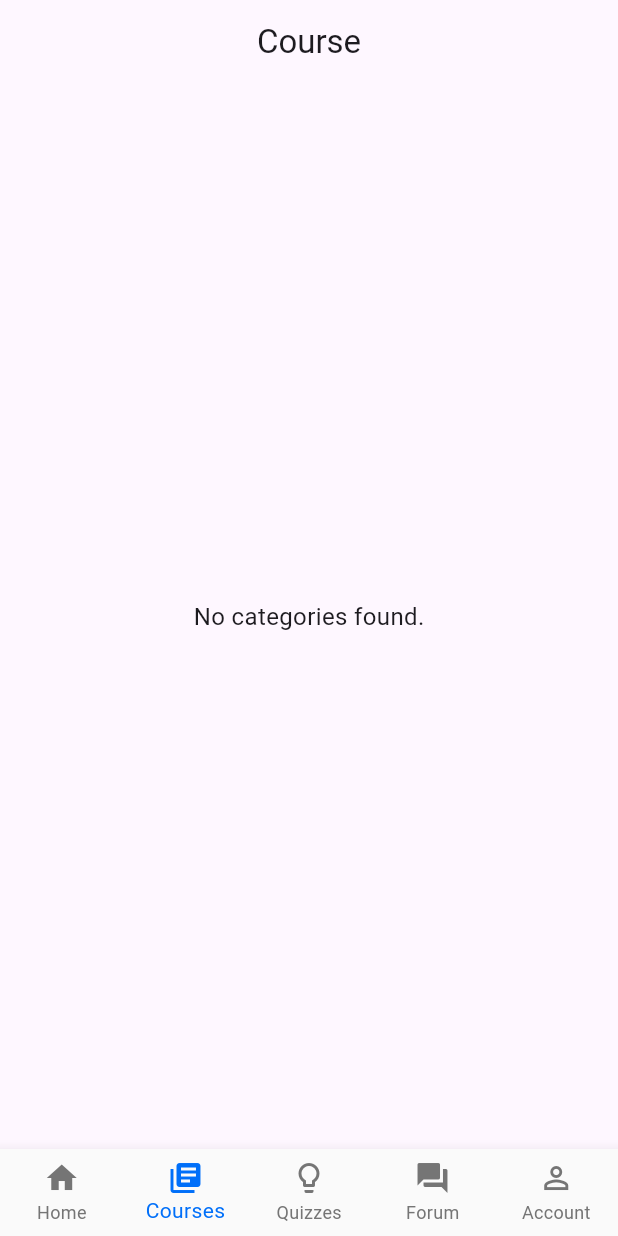
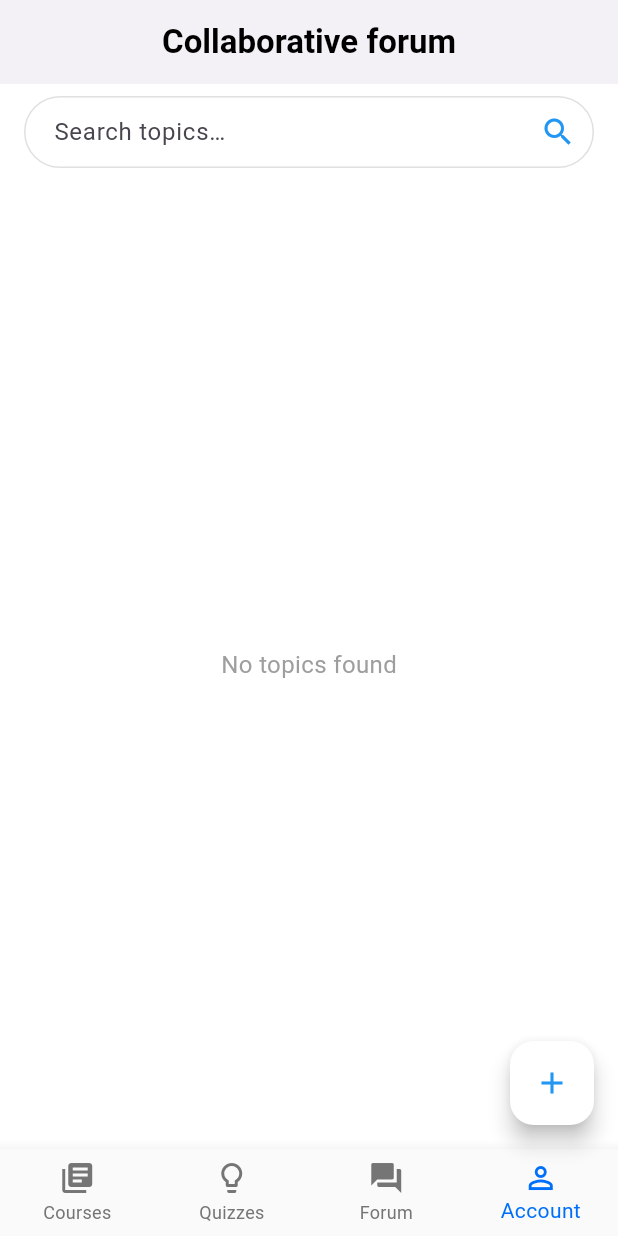
Before and after one commit to Sherlock1854/AcademicHub, a Flutter app: the screen it shows once a user with an empty profile is signed in, item 4 of the bottom bar chosen, on a phone screen of 412 x 824 dp. Run offline on Flutter 3.47's test engine with Material 3 defaults, Android fonts, the phone set to English and light mode, and no system bars; our stand-ins replace cloud_firestore, cloud_functions, firebase_auth, firebase_core, firebase_messaging, firebase_storage and 4 more; accounts and stored records are empty; network calls fail.

Commit message:
Done integration but the main.dart got affect cant display

```diff
--- a/lib/bottom_nav.dart
+++ b/lib/bottom_nav.dart
@@ -8,8 +8,6 @@ import 'package:academichub/admin/views/quiz_list_page.dart';
 import 'package:academichub/admin/views/forum_management.dart';
 
 // Import your real pages here
-import 'dashboard/views/course_page.dart';
-import 'accounts/views/accounts_page.dart';
 import 'forum/views/topic_list_screen.dart';
 
 const Color functionBlue = Color(0xFF006FF9);
@@ -38,7 +36,7 @@ class AppNavigationBar extends StatelessWidget {
       const DashboardPage(),
       const CourseCategoryPage(),
       const QuizzesPageScreen(),
-      const CourseCategoryPage(), // Forum placeholder
+      const TopicListScreen(), // Forum placeholder
       const UserSettingsPage(),
     ];
 
--- a/lib/forum/views/topic_list_screen.dart
+++ b/lib/forum/views/topic_list_screen.dart
@@ -45,7 +45,6 @@ class _TopicListScreenState extends State<TopicListScreen> {
           style: TextStyle(fontWeight: FontWeight.bold),
         ),
       ),
-
       body: Column(
         children: [
           // ── Search Bar ─────────────────────────────────────────
@@ -82,7 +81,6 @@ class _TopicListScreenState extends State<TopicListScreen> {
               ),
             ),
           ),
-
           // ── Topic List ─────────────────────────────────────────
           Expanded(
             child: StreamBuilder<List<ForumTopic>>(
@@ -98,8 +96,10 @@ class _TopicListScreenState extends State<TopicListScreen> {
                 final allTopics = snap.data!;
                 final topics = _searchQuery.isEmpty
                     ? allTopics
-                    : allTopics.where((t) =>
-                    t.title.toLowerCase().contains(_searchQuery.toLowerCase()))
+                    : allTopics
+                    .where((t) => t.title
+                    .toLowerCase()
+                    .contains(_searchQuery.toLowerCase()))
                     .toList();
 
                 if (topics.isEmpty) {
@@ -140,7 +140,8 @@ class _TopicListScreenState extends State<TopicListScreen> {
                       ),
                       title: Text(t.title),
                       onTap: () => Navigator.of(context).push(
-                        MaterialPageRoute(builder: (_) => PostListScreen(topic: t)),
+                        MaterialPageRoute(
+                            builder: (_) => PostListScreen(topic: t)),
                       ),
                     );
                   },
@@ -150,7 +151,6 @@ class _TopicListScreenState extends State<TopicListScreen> {
           ),
         ],
       ),
-
       floatingActionButton: FloatingActionButton(
         backgroundColor: Colors.white,
         child: const Icon(Icons.add, color: Colors.blue),
@@ -159,7 +159,10 @@ class _TopicListScreenState extends State<TopicListScreen> {
           builder: (_) => const AddTopicDialog(),
         ),
       ),
-      bottomNavigationBar: const AppNavigationBar(selectedIndex: 3),
+      bottomNavigationBar: const AppNavigationBar(
+        selectedIndex: 3,
+        isAdmin: true, // ← explicitly passing isAdmin: true
+      ),
     );
   }
 }
```
Also changed, not shown: lib/auth/auth_gate.dart (+15 -26 lines), pubspec.yaml (+6 -7 lines), pubspec.lock, 1 other file.
